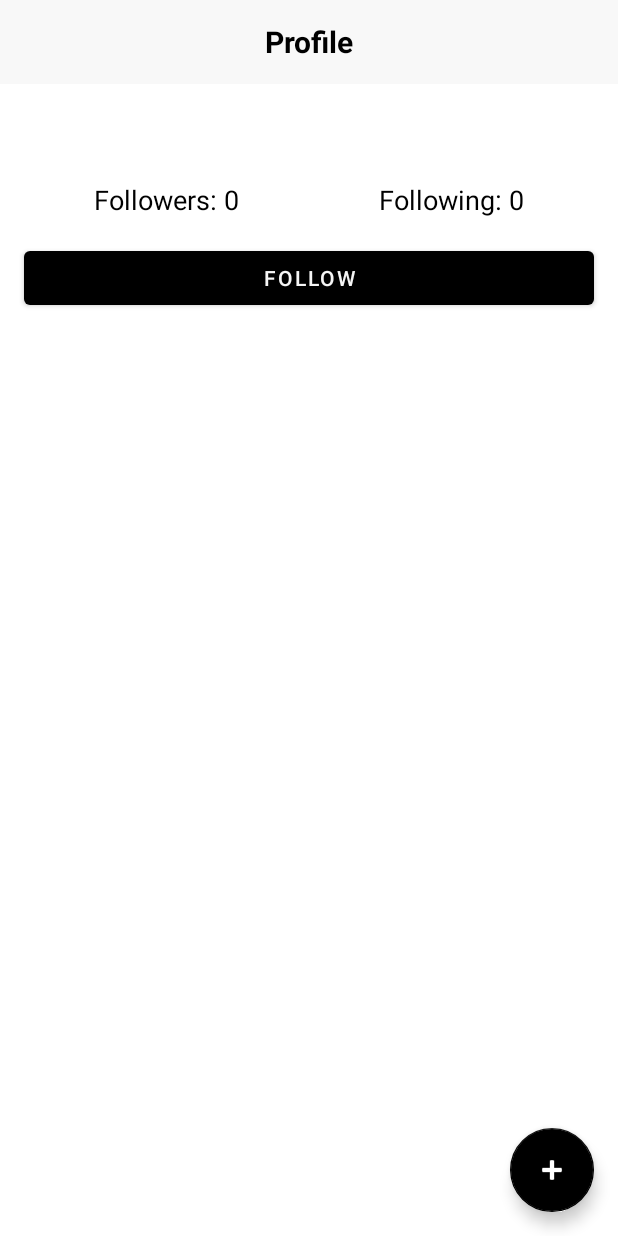
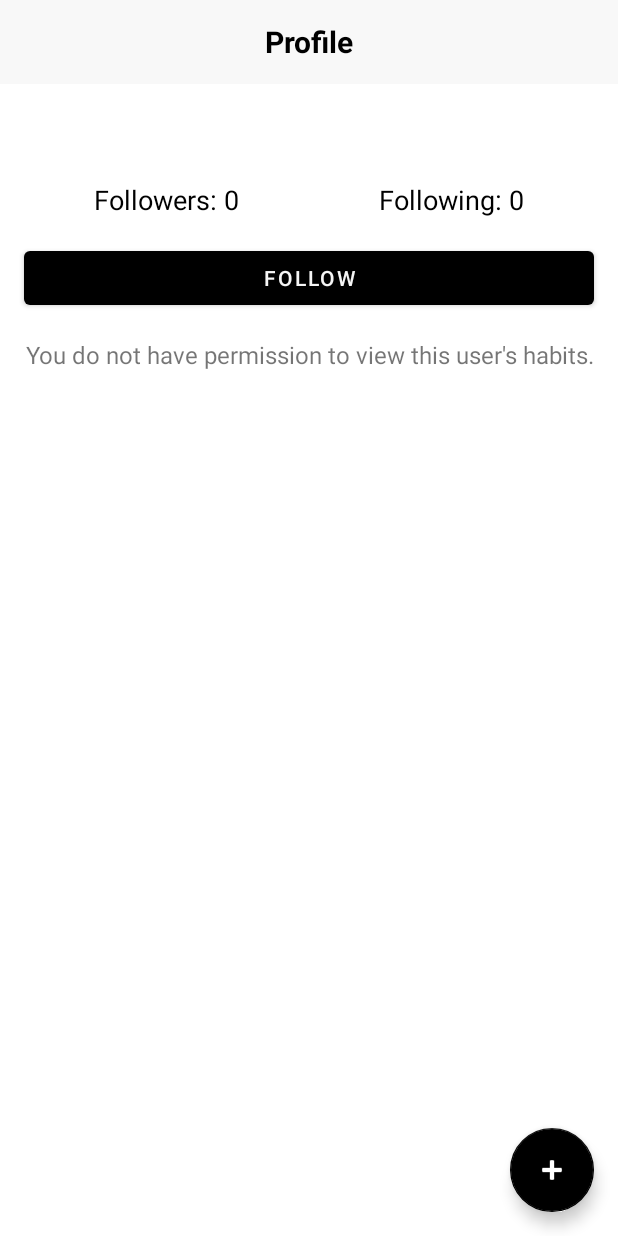
Before and after one commit to CMPUT301F21T48/TrackIt, an Android app: the UserProfileActivity screen opened directly, with no data from a screen before it, on a phone screen of 412 x 824 dp. Run offline under Robolectric (Android 15) with nearby library versions, the phone set to English and light mode, and no system bars; our stand-ins replace Firebase (no records; nobody signed in at launch, a user with empty details on screens opened directly); 1 statement that could not run was skipped.

Commit message:
Display message on follow request

```diff
--- a/app/src/main/java/com/example/trackit/UserProfileActivity.java
+++ b/app/src/main/java/com/example/trackit/UserProfileActivity.java
@@ -192,6 +192,8 @@ public class UserProfileActivity extends AppCompatActivity {
                                 }
                                 else{
                                     followButton.setText("Requested");
+                                    emptyMessage.setVisibility(View.VISIBLE);
+                                    emptyMessage.setText("You do not have permission to view this user's habits.");
                                 }
                             }
                         }, "Followers", chosenUserName, currentUserName);
@@ -211,6 +213,8 @@ public class UserProfileActivity extends AppCompatActivity {
                     }
                     else{
                         followButton.setText("Follow");
+                        emptyMessage.setVisibility(View.VISIBLE);
+                        emptyMessage.setText("You do not have permission to view this user's habits.");
                         followButton.setOnClickListener(new View.OnClickListener() {
                             @Override
                             public void onClick(View view) {
```
